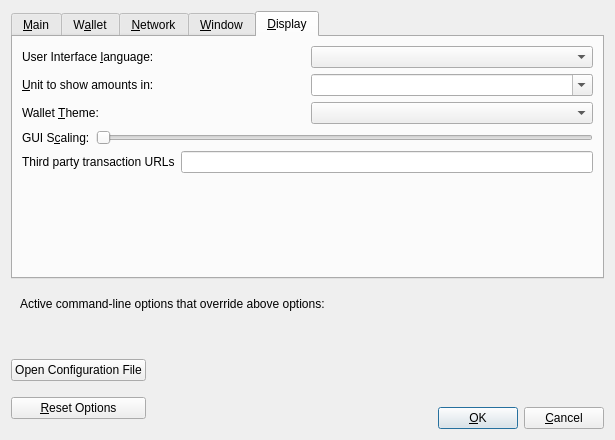
This is src/qt/forms/optionsdialog.ui in navcoin/navcoin-core as Qt 5 draws it before an edit. The edited form follows.
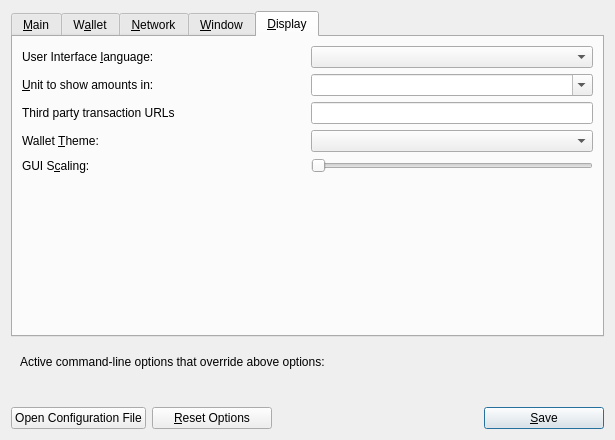
This is the edited form. The open tabs and pages were chosen to show the change. Custom widgets are drawn as their Qt base class.

Commit message: Updated how the save button behaves

```diff
--- a/src/qt/forms/optionsdialog.ui
+++ b/src/qt/forms/optionsdialog.ui
@@ -677,8 +677,35 @@
            <property name="insertPolicy">
             <enum>QComboBox::NoInsert</enum>
            </property>
+          </widget>
+         </item>
+        </layout>
+       </item>
+       <item>
+        <layout class="QHBoxLayout" name="horizontalLayout_3_Display">
+         <item>
+          <widget class="QLabel" name="thirdPartyTxUrlsLabel">
            <property name="toolTip">
-            <string>Choose the default subdivision unit to show in the interface and when sending coins.</string>
+            <string>Third party URLs (e.g. a block explorer) that appear in the transactions tab as context menu items. %s in the URL is replaced by transaction hash. Multiple URLs are separated by vertical bar |.</string>
+           </property>
+           <property name="text">
+            <string>Third party transaction URLs</string>
+           </property>
+           <property name="buddy">
+            <cstring>thirdPartyTxUrls</cstring>
+           </property>
+          </widget>
+         </item>
+         <item>
+          <widget class="QLineEdit" name="thirdPartyTxUrls">
+           <property name="sizePolicy">
+            <sizepolicy hsizetype="Preferred" vsizetype="Fixed">
+             <horstretch>0</horstretch>
+             <verstretch>0</verstretch>
+            </sizepolicy>
+           </property>
+           <property name="toolTip">
+            <string>Third party URLs (e.g. a block explorer) that appear in the transactions tab as context menu items. %s in the URL is replaced by transaction hash. Multiple URLs are separated by vertical bar |.</string>
            </property>
            <property name="styleSheet">
             <string notr="true"/>
@@ -728,6 +755,12 @@
          </item>
          <item>
           <widget class="QSlider" name="scaling">
+           <property name="sizePolicy">
+            <sizepolicy hsizetype="Preferred" vsizetype="Fixed">
+             <horstretch>0</horstretch>
+             <verstretch>0</verstretch>
+            </sizepolicy>
+           </property>
            <property name="toolTip">
             <string>User Interface Scaling (What scale % to use for wallet GUI?)</string>
            </property>
@@ -740,32 +773,8 @@
            <property name="maximum">
              <number>150</number>
            </property>
-          </widget>
-         </item>
-        </layout>
-       </item>
-       <item>
-        <layout class="QHBoxLayout" name="horizontalLayout_3_Display">
-         <item>
-          <widget class="QLabel" name="thirdPartyTxUrlsLabel">
-           <property name="toolTip">
-            <string>Third party URLs (e.g. a block explorer) that appear in the transactions tab as context menu items. %s in the URL is replaced by transaction hash. Multiple URLs are separated by vertical bar |.</string>
-           </property>
-           <property name="text">
-            <string>Third party transaction URLs</string>
-           </property>
-           <property name="buddy">
-            <cstring>thirdPartyTxUrls</cstring>
-           </property>
-          </widget>
-         </item>
-         <item>
-          <widget class="QLineEdit" name="thirdPartyTxUrls">
-           <property name="toolTip">
-            <string>Third party URLs (e.g. a block explorer) that appear in the transactions tab as context menu items. %s in the URL is replaced by transaction hash. Multiple URLs are separated by vertical bar |.</string>
-           </property>
-           <property name="styleSheet">
-            <string notr="true"/>
+           <property name="orientation">
+            <enum>Qt::Horizontal</enum>
            </property>
           </widget>
          </item>
@@ -837,8 +846,6 @@
    <item>
     <layout class="QHBoxLayout" name="horizontalLayout_Buttons">
      <item>
-      <layout class="QVBoxLayout" name="verticalLayout_Buttons">
-       <item>
         <widget class="QPushButton" name="openNavCoinConfButton">
          <property name="toolTip">
           <string>Open the %1 configuration file from the working directory.</string>
@@ -864,21 +871,6 @@
          </property>
         </widget>
        </item>
-      </layout>
-     </item>
-     <item>
-      <spacer name="horizontalSpacer_1">
-       <property name="orientation">
-        <enum>Qt::Horizontal</enum>
-       </property>
-       <property name="sizeHint" stdset="0">
-        <size>
-         <width>40</width>
-         <height>48</height>
-        </size>
-       </property>
-      </spacer>
-     </item>
      <item>
       <widget class="QLabel" name="statusLabel">
        <property name="minimumSize">
@@ -905,39 +897,9 @@
       </widget>
      </item>
      <item>
-      <spacer name="horizontalSpacer_2">
-       <property name="orientation">
-        <enum>Qt::Horizontal</enum>
-       </property>
-       <property name="sizeHint" stdset="0">
-        <size>
-         <width>40</width>
-         <height>48</height>
-        </size>
-       </property>
-      </spacer>
-     </item>
-     <item>
-      <layout class="QVBoxLayout" name="verticalLayout_4">
-       <item>
-        <spacer name="verticalSpacer">
-         <property name="orientation">
-          <enum>Qt::Vertical</enum>
-         </property>
-         <property name="sizeHint" stdset="0">
-          <size>
-           <width>20</width>
-           <height>40</height>
-          </size>
-         </property>
-        </spacer>
-       </item>
-       <item>
-        <layout class="QHBoxLayout" name="horizontalLayout">
-         <item>
           <widget class="QPushButton" name="okButton">
            <property name="text">
-            <string>&amp;OK</string>
+        <string>&amp;Save</string>
            </property>
            <property name="autoDefault">
             <bool>false</bool>
@@ -946,20 +908,6 @@
             <bool>true</bool>
            </property>
           </widget>
-         </item>
-         <item>
-          <widget class="QPushButton" name="cancelButton">
-           <property name="text">
-            <string>&amp;Cancel</string>
-           </property>
-           <property name="autoDefault">
-            <bool>false</bool>
-           </property>
-          </widget>
-         </item>
-        </layout>
-       </item>
-      </layout>
      </item>
     </layout>
    </item>
```
Left out of the diff: 31 changed lines with no effect on the pictures. Lines whose indentation alone changed are shown as unchanged. The commit also changes 1 other file.
